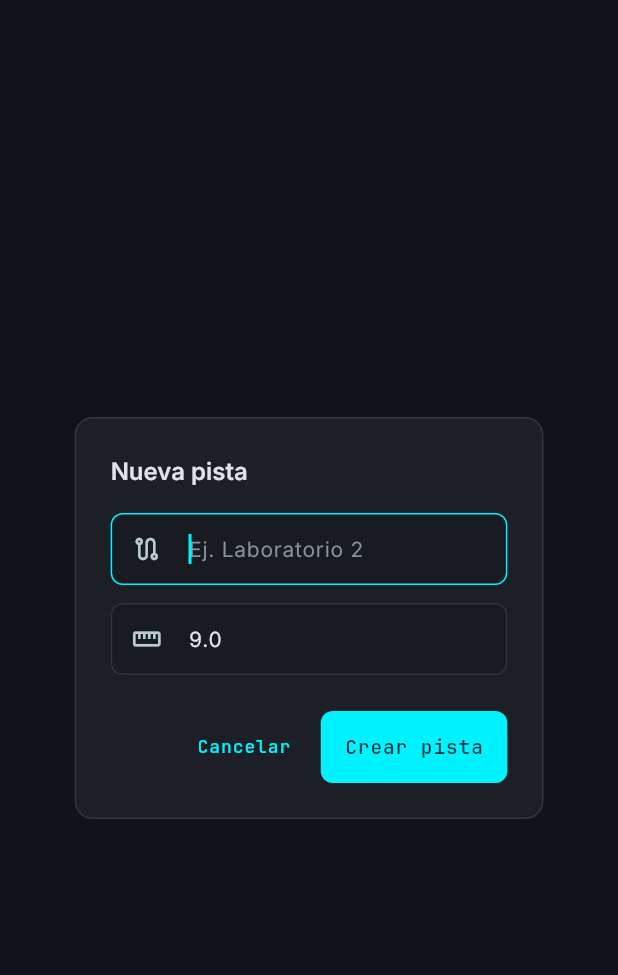
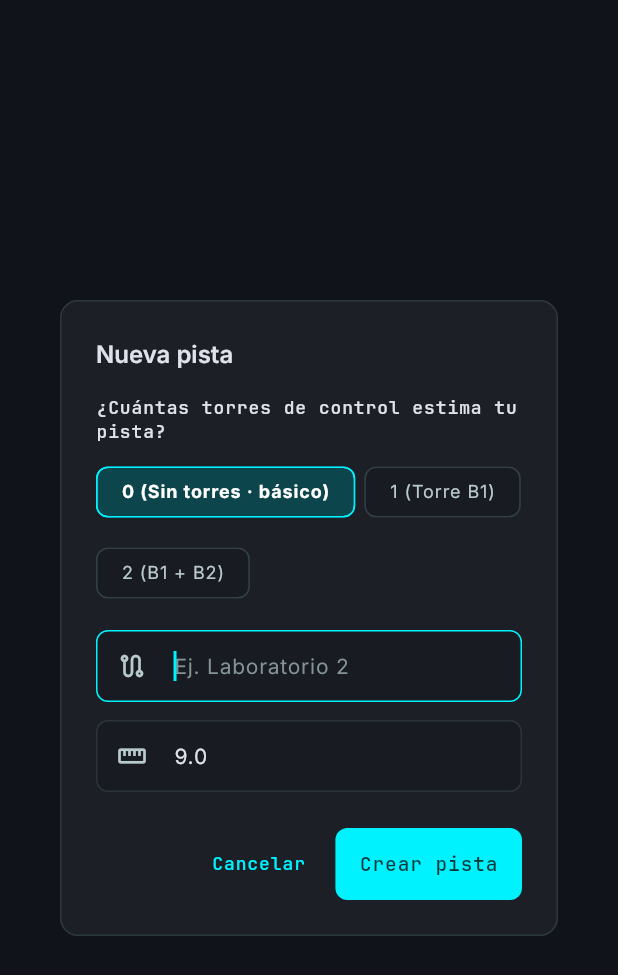
Before and after one commit to ilianavsc/tg-robot-ucab-app, a Flutter app: the _DialogoNuevaPista widget shown alone on an empty page, opened directly with empty values, on a phone screen of 412 x 824 dp. Shown: the top 975 px of the screen. Run offline on Flutter 3.47's test engine with Material 3 defaults, Android fonts, the phone set to English and light mode, and no system bars; our stand-ins replace web; missing offline and left inert: dart:js_interop, mqtt_client.

Commit message:
ui(app): exige pista en login, retira Pista B y agrega selector de torres de control en Nueva pista

```diff
--- a/lib/features/auth/catalogo_pistas.dart
+++ b/lib/features/auth/catalogo_pistas.dart
@@ -6,6 +6,7 @@ class PistaLocal {
     required this.id,
     required this.nombre,
     required this.longitudM,
+    this.torresControl = 0,
     this.base = false,
   });
 
@@ -13,40 +14,45 @@ class PistaLocal {
   final String nombre;
   final double longitudM;
 
-  /// `true` para las pistas base del proyecto (Pista B y Pista A).
+  /// Cantidad estimada de torres de control BLE (`0`, `1` o `2`). Por defecto `0` (básico sin torres).
+  final int torresControl;
+
+  /// `true` para las pistas precargadas del proyecto.
   final bool base;
 }
 
 /// Catálogo local en memoria de pistas seleccionables desde el Login.
+///
+/// Arranca únicamente con `Pista A (8,05 m)` y sin pista seleccionada (`activa == null`),
+/// obligando a elegir o crear una pista antes de iniciar sesión.
 class CatalogoPistas extends ChangeNotifier {
   CatalogoPistas() {
     _pistas.addAll(const <PistaLocal>[
       PistaLocal(
-        id: 'B',
-        nombre: 'Pista B · Pasillo UCAB',
-        longitudM: 9.0,
-        base: true,
-      ),
-      PistaLocal(
         id: 'A',
         nombre: 'Pista A · Circuito histórico',
         longitudM: 8.05,
+        torresControl: 0,
         base: true,
       ),
     ]);
   }
 
   final List<PistaLocal> _pistas = <PistaLocal>[];
-  String _activaId = 'B';
+  String? _activaId;
   int _contador = 1;
 
   List<PistaLocal> get pistas => List<PistaLocal>.unmodifiable(_pistas);
-  String get activaId => _activaId;
+  String? get activaId => _activaId;
+  bool get tienePistaActiva => _activaId != null;
 
-  PistaLocal get activa => _pistas.firstWhere(
-    (PistaLocal p) => p.id == _activaId,
-    orElse: () => _pistas.first,
-  );
+  PistaLocal? get activa {
+    if (_activaId == null) return null;
+    for (final PistaLocal p in _pistas) {
+      if (p.id == _activaId) return p;
+    }
+    return null;
+  }
 
   bool seleccionar(String id) {
     final bool existe = _pistas.any((PistaLocal p) => p.id == id);
@@ -56,17 +62,21 @@ class CatalogoPistas extends ChangeNotifier {
     return true;
   }
 
-  /// Registra una nueva pista con nombre y longitud (1,0–50,0 m) y la activa.
+  /// Registra una nueva pista con torres de control (`0`, `1` o `2`), nombre y
+  /// longitud (`1,0–50,0 m`) y la selecciona automáticamente como activa.
   PistaLocal? agregarPista({
     required String nombre,
     required double longitudM,
+    int torresControl = 0,
   }) {
     final String limpio = nombre.trim();
     if (limpio.isEmpty || longitudM < 1.0 || longitudM > 50.0) return null;
+    final int torres = torresControl.clamp(0, 2);
     final PistaLocal nueva = PistaLocal(
       id: 'P${_contador++}',
       nombre: limpio,
       longitudM: double.parse(longitudM.toStringAsFixed(2)),
+      torresControl: torres,
     );
     _pistas.add(nueva);
     _activaId = nueva.id;
--- a/lib/features/auth/pantalla_login.dart
+++ b/lib/features/auth/pantalla_login.dart
@@ -63,6 +63,12 @@ class _PantallaLoginState extends State<PantallaLogin> {
   }
 
   void _entrar() {
+    if (!_catalogo(context, listen: false).tienePistaActiva) {
+      setState(
+        () => _error = 'Selecciona o crea una pista antes de iniciar sesión.',
+      );
+      return;
+    }
     final CuentaLocal? cuenta = context.read<RegistroUsuarios>().autenticar(
       _usuario.text,
       _clave.text,
@@ -225,7 +231,7 @@ class _PantallaLoginState extends State<PantallaLogin> {
                               fontWeight: FontWeight.w600,
                             ),
                           ),
-                          onPressed: _entrar,
+                          onPressed: catalogo.tienePistaActiva ? _entrar : null,
                           child: const Row(
                             mainAxisAlignment: MainAxisAlignment.center,
                             children: <Widget>[
@@ -236,7 +242,27 @@ class _PantallaLoginState extends State<PantallaLogin> {
                           ),
                         ),
                       ),
-                      const SizedBox(height: 32),
+                      const SizedBox(height: 10),
+                      if (!catalogo.tienePistaActiva)
+                        Text(
+                          'Selecciona o crea una pista antes de iniciar sesión.',
+                          key: const Key('login-aviso-pista'),
+                          textAlign: TextAlign.center,
+                          style: CockpitText.bodySm.copyWith(
+                            color: CockpitColors.warning,
+                          ),
+                        )
+                      else
+                        Text(
+                          'Pista activa: ${catalogo.activa!.nombre} '
+                          '(${catalogo.activa!.longitudM.toStringAsFixed(2).replaceAll('.', ',')} m)',
+                          key: const Key('login-pista-activa'),
+                          textAlign: TextAlign.center,
+                          style: CockpitText.bodySm.copyWith(
+                            color: CockpitColors.primary,
+                          ),
+                        ),
+                      const SizedBox(height: 24),
                       const Center(child: PastillaMqtt()),
                       const SizedBox(height: 10),
                       Padding(
@@ -630,7 +656,14 @@ class _DialogoNuevaPista extends StatefulWidget {
 class _DialogoNuevaPistaState extends State<_DialogoNuevaPista> {
   final TextEditingController _nombre = TextEditingController();
   final TextEditingController _largo = TextEditingController(text: '9.0');
+  int _torres = 0;
   String? _error;
+
+  static const List<(int, String)> _opcionesTorres = <(int, String)>[
+    (0, '0 (Sin torres · básico)'),
+    (1, '1 (Torre B1)'),
+    (2, '2 (B1 + B2)'),
+  ];
 
   @override
   void dispose() {
@@ -674,7 +707,11 @@ class _DialogoNuevaPistaState extends State<_DialogoNuevaPista> {
       setState(() => _error = 'Longitud válida: 1,0 a 50,0 m.');
       return;
     }
-    widget.catalogo.agregarPista(nombre: nombre, longitudM: largo);
+    widget.catalogo.agregarPista(
+      nombre: nombre,
+      longitudM: largo,
+      torresControl: _torres,
+    );
     Navigator.of(context).pop(true);
   }
 
@@ -693,11 +730,55 @@ class _DialogoNuevaPistaState extends State<_DialogoNuevaPista> {
         style: CockpitText.titleMd.copyWith(color: CockpitColors.onSurface),
       ),
       content: ConstrainedBox(
-        constraints: const BoxConstraints(maxWidth: 340),
+        constraints: const BoxConstraints(maxWidth: 360),
+        child: SingleChildScrollView(
           child: Column(
             mainAxisSize: MainAxisSize.min,
             crossAxisAlignment: CrossAxisAlignment.stretch,
             children: <Widget>[
+              Text(
+                '¿Cuántas torres de control estima tu pista?',
+                key: const Key('nueva-pista-torres-label'),
+                style: CockpitText.labelMd.copyWith(
+                  color: CockpitColors.onSurface,
+                ),
+              ),
+              const SizedBox(height: 8),
+              Wrap(
+                key: const Key('nueva-pista-torres'),
+                spacing: 6,
+                runSpacing: 6,
+                children: <Widget>[
+                  for (final (int valor, String etiqueta) in _opcionesTorres)
+                    ChoiceChip(
+                      key: Key('torres-$valor'),
+                      label: Text(etiqueta),
+                      selected: _torres == valor,
+                      showCheckmark: false,
+                      selectedColor: CockpitColors.primary.withValues(
+                        alpha: 0.22,
+                      ),
+                      backgroundColor: CockpitColors.surfaceLow,
+                      side: BorderSide(
+                        color: _torres == valor
+                            ? CockpitColors.primary
+                            : CockpitColors.outlineVariant.withValues(
+                                alpha: 0.55,
+                              ),
+                      ),
+                      labelStyle: CockpitText.bodySm.copyWith(
+                        color: _torres == valor
+                            ? Colors.white
+                            : CockpitColors.onSurfaceVariant,
+                        fontWeight: _torres == valor
+                            ? FontWeight.w700
+                            : FontWeight.w500,
+                      ),
+                      onSelected: (_) => setState(() => _torres = valor),
+                    ),
+                ],
+              ),
+              const SizedBox(height: 14),
               TextField(
                 key: const Key('nueva-pista-nombre'),
                 controller: _nombre,
@@ -729,6 +810,7 @@ class _DialogoNuevaPistaState extends State<_DialogoNuevaPista> {
             ],
           ),
         ),
+      ),
       actions: <Widget>[
         TextButton(
           onPressed: () => Navigator.of(context).pop(false),
```
Also changed, not shown: 3 other files. Lines whose indentation alone changed are shown as unchanged.
